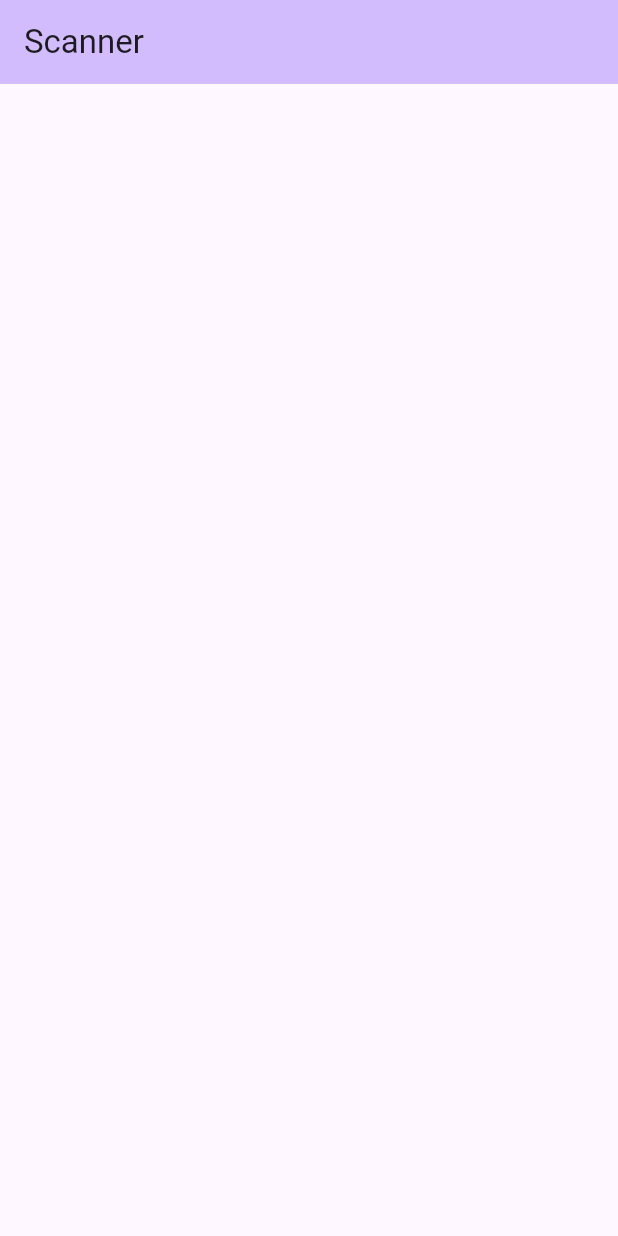
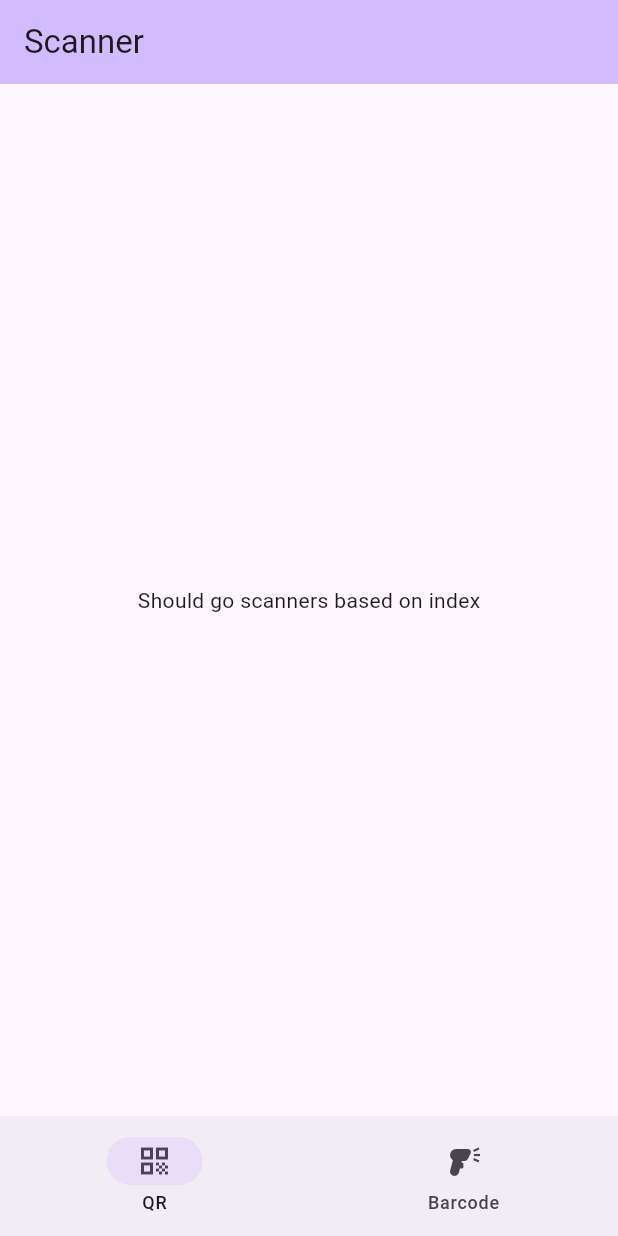
Before and after one commit to OpenGoose/mobile-scanner, a Flutter app: the screen it shows after launch, on a phone screen of 412 x 824 dp. Run offline on Flutter 3.47's test engine with Material 2 defaults, Android fonts, the phone set to English and light mode, and no system bars.

```diff
--- a/lib/main.dart
+++ b/lib/main.dart
@@ -31,6 +31,8 @@ class MyHomePage extends StatefulWidget {
 }
 
 class _MyHomePageState extends State<MyHomePage> {
+  int currentPage = 0;
+
   @override
   Widget build(BuildContext context) {
     return Scaffold(
@@ -39,9 +41,20 @@ class _MyHomePageState extends State<MyHomePage> {
         title: Text(widget.title),
       ),
       body: const Center(
-        child: Column(
-          mainAxisAlignment: MainAxisAlignment.center,
-        ),
+        child: Text('Should go scanners based on index'),
+      ),
+      bottomNavigationBar: NavigationBar(
+        onDestinationSelected: (value) {
+          setState(() {
+            currentPage = value;
+          });
+        },
+        selectedIndex: currentPage,
+        destinations: const [
+          NavigationDestination(icon: Icon(Icons.qr_code), label: 'QR'),
+          NavigationDestination(
+              icon: Icon(Icons.barcode_reader), label: 'Barcode')
+        ],
       ),
     );
   }
```
Also changed, not shown: lib/screens/qr_scanner.screen.dart (added, +10 -0 lines), lib/screens/scanner.screen.dart (deleted, +0 -11 lines).
